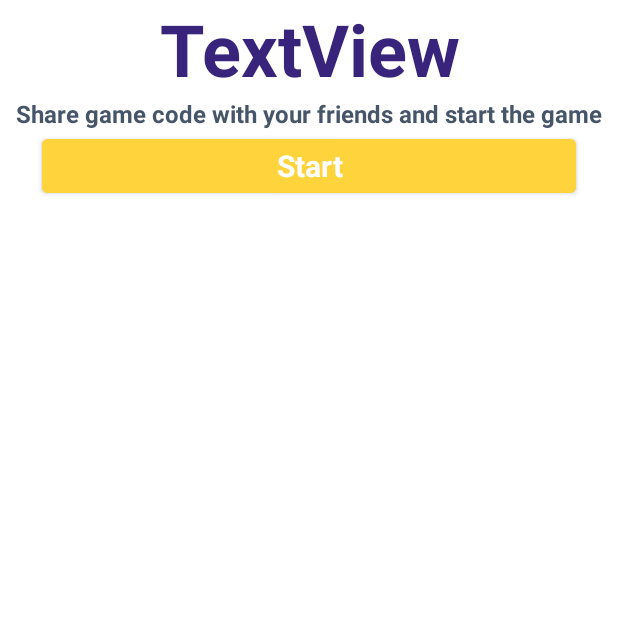
After one commit to tea561/MOSIS-PROJEKAT, an Android app: the GameCodeFragment screen opened through its navigation route, on a phone screen of 412 x 824 dp, the top half of it. The commit adds this screen. Run offline under Robolectric (Android 15) with nearby library versions, the phone set to English and light mode, and no system bars; our stand-ins replace Firebase (no records; nobody signed in at launch, a user with empty details on screens opened directly), navigation-ui.

Commit message:
Kreiranje i pridruzivanje igri

```diff
--- a/CaptureTheFlag/app/src/main/java/elfak/mosis/capturetheflag/common/HomeFragment.kt
+++ b/CaptureTheFlag/app/src/main/java/elfak/mosis/capturetheflag/common/HomeFragment.kt
@@ -38,6 +38,10 @@ class HomeFragment : Fragment() {
             findNavController().navigate(R.id.action_HomeFragment_to_CreateGameFragment)
         }
 
+        binding.buttonJoinGameWithCode.setOnClickListener{
+            findNavController().navigate(R.id.action_HomeFragment_to_JoinGameFragment)
+        }
+
     }
 
 }
--- a/CaptureTheFlag/app/src/main/java/elfak/mosis/capturetheflag/game/setup/CreateGameFragment.kt
+++ b/CaptureTheFlag/app/src/main/java/elfak/mosis/capturetheflag/game/setup/CreateGameFragment.kt
@@ -51,8 +51,9 @@ class CreateGameFragment : Fragment() {
                 Toast.makeText(view.context, "Please fill in all fields.", Toast.LENGTH_SHORT).show()
             }
             else {
-                gameViewModel.createGame(team1, team2)
-                //TODO: nav
+                val randomString = gameViewModel.createGame(team1, team2)
+                setFragmentResult("requestCode", bundleOf("bundleCode" to randomString))
+                findNavController().navigate(R.id.action_CreateGameFragment_to_GameCodeFragment)
             }
         }
 
--- /dev/null
+++ b/CaptureTheFlag/app/src/main/java/elfak/mosis/capturetheflag/game/setup/GameCodeFragment.kt
@@ -0,0 +1,41 @@
+package elfak.mosis.capturetheflag.game.setup
+
+import android.os.Bundle
+import androidx.fragment.app.Fragment
+import android.view.LayoutInflater
+import android.view.View
+import android.view.ViewGroup
+import androidx.fragment.app.setFragmentResultListener
+import elfak.mosis.capturetheflag.R
+import elfak.mosis.capturetheflag.databinding.FragmentCreateGameBinding
+import elfak.mosis.capturetheflag.databinding.FragmentGameCodeBinding
+
+class GameCodeFragment : Fragment() {
+
+    private var _binding: FragmentGameCodeBinding? = null
+    private val binding get() = _binding!!
+
+    override fun onCreate(savedInstanceState: Bundle?) {
+        super.onCreate(savedInstanceState)
+    }
+
+    override fun onCreateView(
+        inflater: LayoutInflater, container: ViewGroup?,
+        savedInstanceState: Bundle?
+    ): View? {
+        _binding = FragmentGameCodeBinding.inflate(inflater, container, false)
+        return binding.root
+    }
+
+    override fun onViewCreated(view: View, savedInstanceState: Bundle?) {
+        super.onViewCreated(view, savedInstanceState)
+
+        setFragmentResultListener("requestCode") { requestCode, bundle ->
+            binding.textViewGameCode.text = bundle.getString("bundleCode")
+        }
+
+    }
+
+
+
+}
--- a/CaptureTheFlag/app/src/main/res/layout/fragment_create_game.xml
+++ b/CaptureTheFlag/app/src/main/res/layout/fragment_create_game.xml
@@ -56,8 +56,8 @@
 
     <ImageView
         android:id="@+id/imageView5"
-        android:layout_width="676dp"
-        android:layout_height="910dp"
+        android:layout_width="549dp"
+        android:layout_height="808dp"
         android:layout_gravity="top"
         android:src="@drawable/drocka_blue" />
 
--- /dev/null
+++ b/CaptureTheFlag/app/src/main/res/layout/fragment_game_code.xml
@@ -0,0 +1,42 @@
+<?xml version="1.0" encoding="utf-8"?>
+<LinearLayout xmlns:android="http://schemas.android.com/apk/res/android"
+    xmlns:app="http://schemas.android.com/apk/res-auto"
+    xmlns:tools="http://schemas.android.com/tools"
+    android:layout_width="match_parent"
+    android:layout_height="match_parent"
+    android:orientation="vertical"
+    tools:context=".game.setup.GameCodeFragment">
+
+    <TextView
+        android:id="@+id/textViewGameCode"
+        android:layout_width="match_parent"
+        android:layout_height="wrap_content"
+        android:text="TextView"
+        android:textAlignment="center"
+        android:textColor="@color/blue"
+        android:textSize="48sp"
+        android:textStyle="bold" />
+
+    <TextView
+        android:id="@+id/textViewShareGameCode"
+        android:layout_width="match_parent"
+        android:layout_height="wrap_content"
+        android:text="@string/share_code"
+        android:textAlignment="center"
+        android:textColor="@color/gray_dark"
+        android:textSize="16sp"
+        android:textStyle="bold" />
+
+    <Button
+        android:id="@+id/buttonStartTheGame"
+        android:layout_width="match_parent"
+        android:layout_height="wrap_content"
+        android:layout_marginStart="28dp"
+        android:layout_marginEnd="28dp"
+        android:backgroundTint="@color/yellow"
+        android:text="@string/start"
+        android:textAppearance="@style/TextAppearance.AppCompat.Body1"
+        android:textSize="20sp"
+        android:textStyle="bold" />
+
+</LinearLayout>
--- a/CaptureTheFlag/app/src/main/res/navigation/nav_graph.xml
+++ b/CaptureTheFlag/app/src/main/res/navigation/nav_graph.xml
@@ -109,6 +109,11 @@
             app:destination="@id/CreateGameFragment" />
 
 
+        <action
+            android:id="@+id/action_HomeFragment_to_JoinGameFragment"
+            app:destination="@id/JoinGameFragment" />
+
+
     </fragment>
 
     <fragment
@@ -201,8 +206,22 @@
         tools:layout="@layout/fragment_create_game">
 
         <action
-            android:id="@+id/action_CreateGameFragment_to_FriendsFragment"
-            app:destination="@id/FriendsFragment" />
+            android:id="@+id/action_CreateGameFragment_to_GameCodeFragment"
+            app:destination="@id/GameCodeFragment" />
+
+    </fragment>
+
+    <fragment android:id="@+id/GameCodeFragment"
+        android:name="elfak.mosis.capturetheflag.game.setup.GameCodeFragment"
+        android:label="Game Code"
+        tools:layout="@layout/fragment_game_code">
+
+    </fragment>
+
+    <fragment android:id="@+id/JoinGameFragment"
+        android:name="elfak.mosis.capturetheflag.game.setup.JoinGameFragment"
+        android:label="Join Game"
+        tools:layout="@layout/fragment_join_game">
 
     </fragment>
 
--- a/CaptureTheFlag/app/src/main/res/values/strings.xml
+++ b/CaptureTheFlag/app/src/main/res/values/strings.xml
@@ -39,8 +39,8 @@
     <string name="get_started">Get started</string>
     <string name="title">Capture The Flag</string>
     <string name="create_game">Create Game</string>
-    <string name="find_friend">Find friend</string>
-    <string name="how_to_play">How to play</string>
+    <string name="find_friend">Find Friend</string>
+    <string name="how_to_play">How to Play</string>
     <string name="add_friend">Add friend</string>
     <string name="first_and_last_name">First Last</string>
     <string name="about_me">About me</string>
@@ -57,5 +57,8 @@
     <string name="invite_friendds">Invite friends</string>
     <string name="team_1">Team 1</string>
     <string name="team_2">Team 2</string>
+    <string name="share_code">Share game code with your friends and start the game</string>
+    <string name="start">Start</string>
+    <string name="join_game">Join Game</string>
 
 </resources>
```
Also changed, not shown: CaptureTheFlag/app/src/main/java/elfak/mosis/capturetheflag/game/setup/ChooseTeamFragment.kt (added, +25 -0 lines), CaptureTheFlag/app/src/main/java/elfak/mosis/capturetheflag/game/setup/JoinGameFragment.kt (added, +67 -0 lines), CaptureTheFlag/app/src/main/java/elfak/mosis/capturetheflag/game/viewmodel/GameViewModel.kt (+45 -1 lines), CaptureTheFlag/app/src/main/res/layout/fragment_choose_team.xml (added, +14 -0 lines), CaptureTheFlag/app/src/main/res/layout/fragment_home.xml (+12 -1 lines), CaptureTheFlag/app/src/main/res/layout/fragment_join_game.xml (added, +37 -0 lines), CaptureTheFlag/app/src/main/res/drawable-hdpi/drocka_orange.9.png (added), CaptureTheFlag/app/src/main/res/drawable-mdpi/drocka_orange.9.png (added), CaptureTheFlag/app/src/main/res/drawable-xhdpi/drocka_orange.9.png (added), CaptureTheFlag/app/src/main/res/drawable-xxhdpi/drocka_orange.9.png (added), 1 other file.
